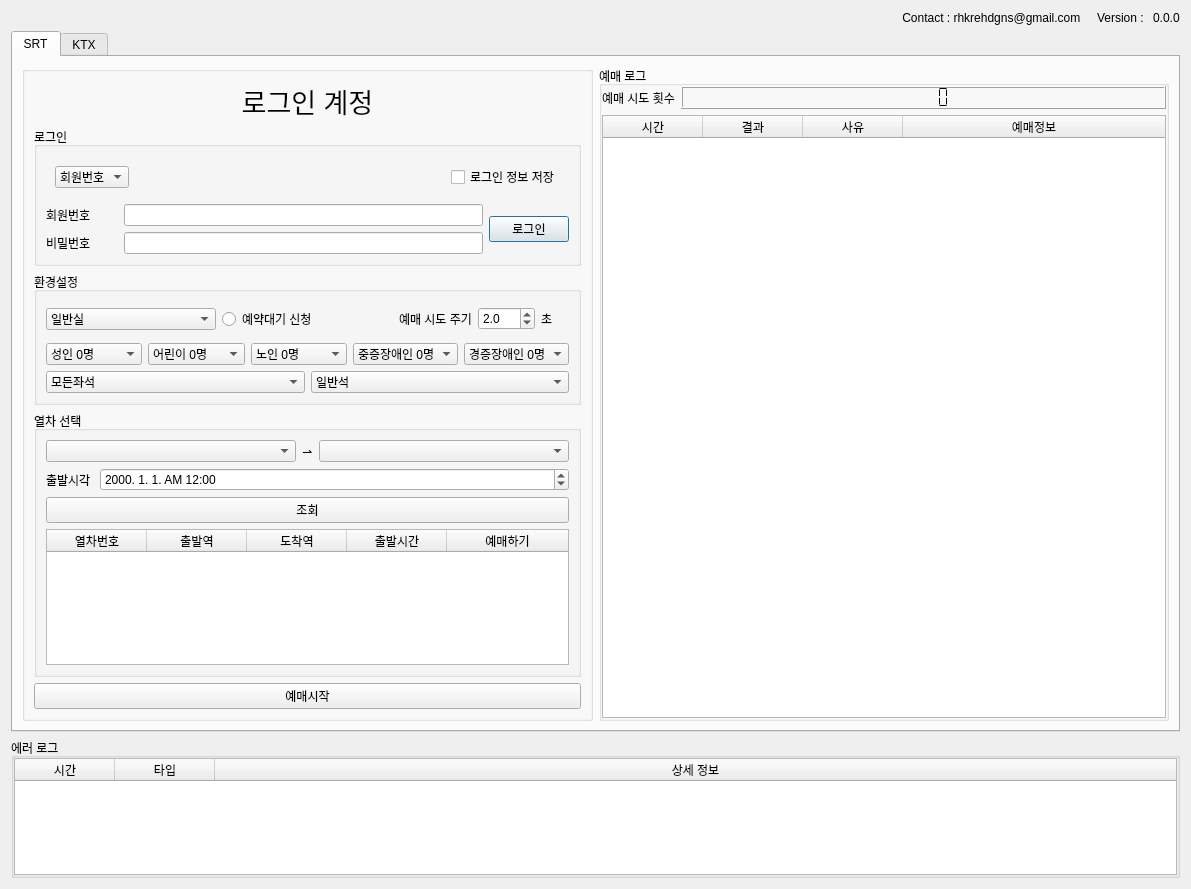
Above: design.ui from dhgwag/train_reservation before the change. Below: the same form after it.
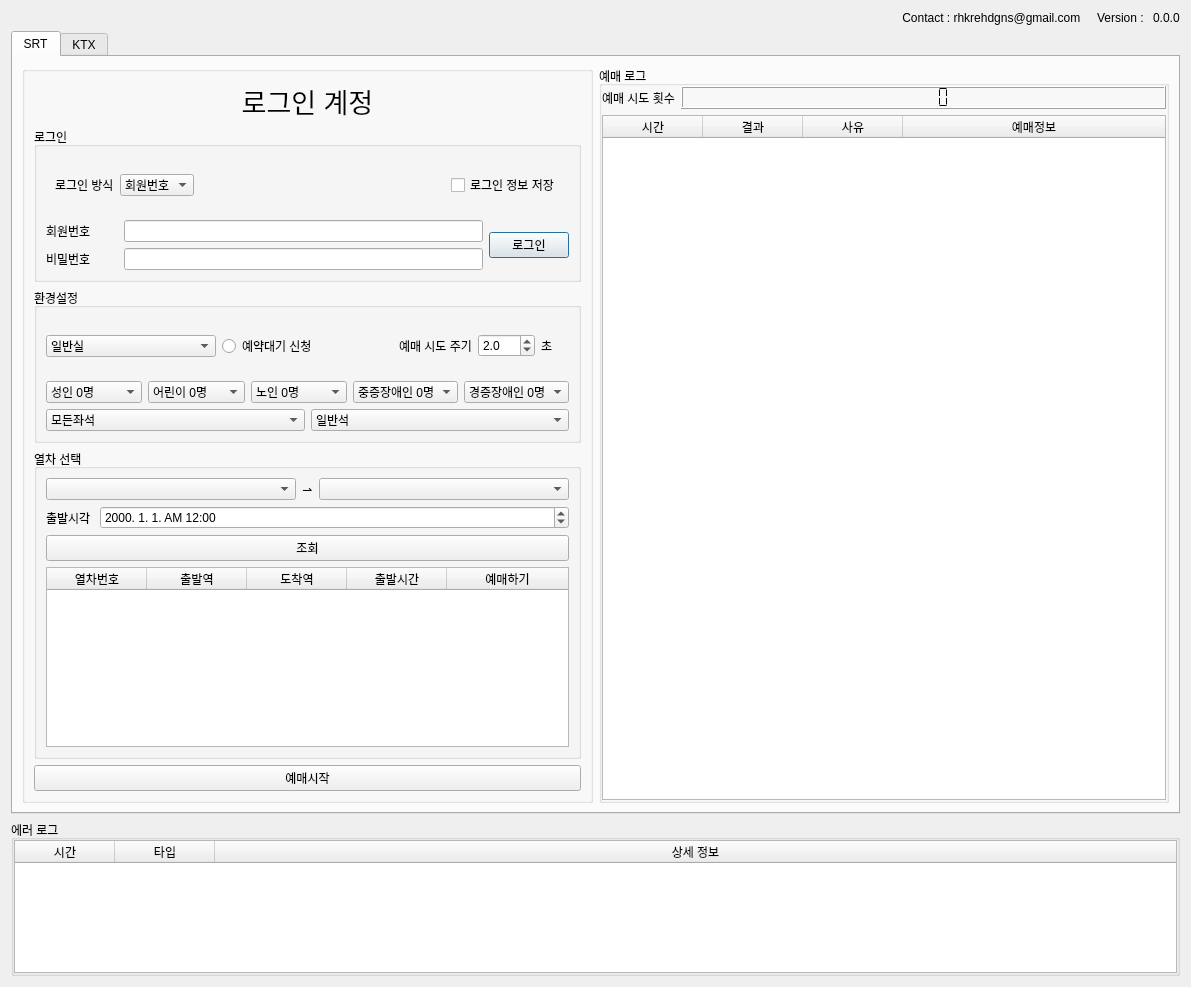
That is the form after the change.

Patch:
```diff
--- a/design.ui
+++ b/design.ui
@@ -7,7 +7,7 @@
     <x>0</x>
     <y>0</y>
     <width>1191</width>
-    <height>889</height>
+    <height>987</height>
    </rect>
   </property>
   <property name="sizePolicy">
@@ -123,6 +123,13 @@
                 </sizepolicy>
                </property>
                <layout class="QHBoxLayout" name="horizontalLayout_3">
+                <item>
+                 <widget class="QLabel" name="label_2">
+                  <property name="text">
+                   <string>로그인 방식</string>
+                  </property>
+                 </widget>
+                </item>
                 <item>
                  <widget class="QComboBox" name="comboBox_srt_login_type">
                   <item>
```
